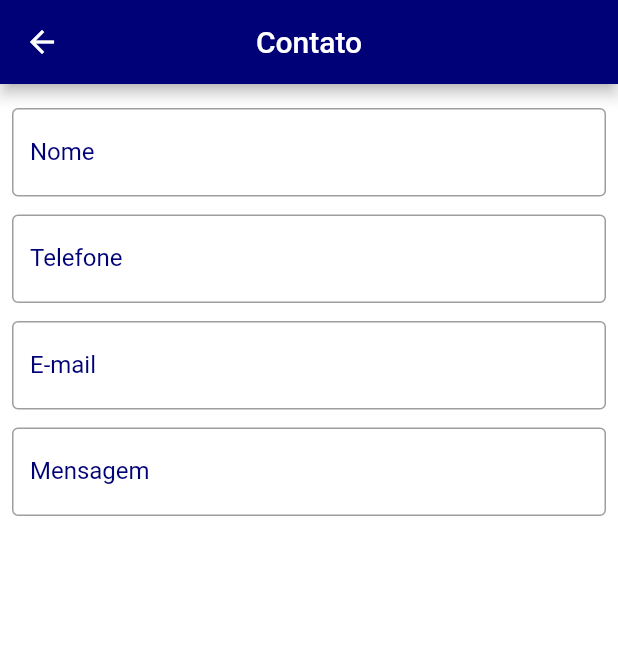
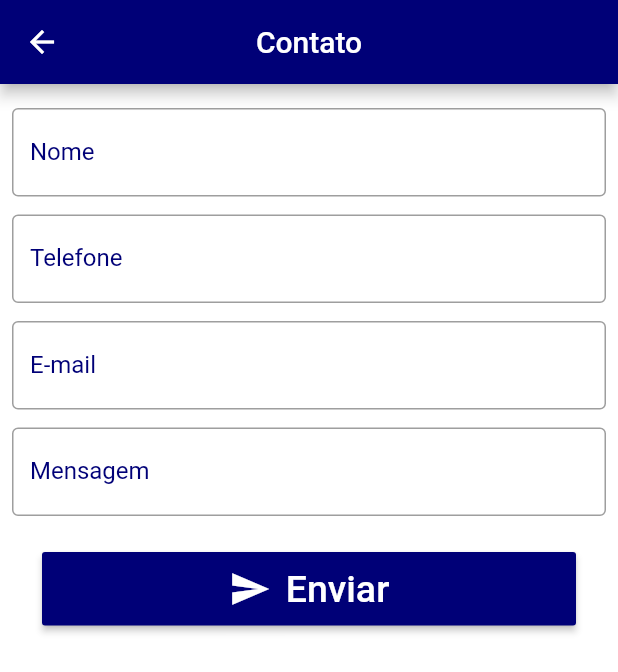
Before and after one commit to danilosouza55/flutter-pos-alfa, a Flutter app: the ContatoPage screen opened directly, on a phone screen of 412 x 824 dp. Shown: the top 672 px of the screen. Run offline on Flutter 3.47's test engine with Material 2 defaults, Android fonts, the phone set to English and light mode, and no system bars; our stand-ins replace share; missing offline and left inert: mailer.

Commit message:
Adiconado Campos em Contato Page

```diff
--- a/lib/ui/contato_page.dart
+++ b/lib/ui/contato_page.dart
@@ -1,5 +1,7 @@
 import 'package:flutter/cupertino.dart';
 import 'package:flutter/material.dart';
+import 'package:mailer/mailer.dart';
+import 'package:mailer/smtp_server/gmail.dart';
 
 class ContatoPage extends StatefulWidget {
   @override
@@ -23,6 +25,7 @@ class _ContatoPageState extends State<ContatoPage> {
       ),
       body: Container(
           margin: EdgeInsets.fromLTRB(8, 16, 8, 16),
+          child: SingleChildScrollView(
               child: Column(
                 children: <Widget>[
                   criarCampoTexto("Nome", nomeController, TextInputType.text),
@@ -30,9 +33,39 @@ class _ContatoPageState extends State<ContatoPage> {
                       "Telefone", telefoneController, TextInputType.phone),
                   criarCampoTexto(
                       "E-mail", emailController, TextInputType.emailAddress),
-            criarCampoTexto("Mensagem", mensagemController, TextInputType.text),
+                  criarCampoTexto(
+                      "Mensagem", mensagemController, TextInputType.text),
+                  Padding(
+                    padding: EdgeInsets.fromLTRB(20, 12, 20, 12),
+                    child: RaisedButton(
+                      padding: EdgeInsets.only(top: 10, bottom: 10),
+                      color: Color(0xff000077),
+                      child: Row(
+                        mainAxisAlignment: MainAxisAlignment.center,
+                        children: <Widget>[
+                          Icon(
+                            Icons.send,
+                            size: 28,
+                            color: Colors.white,
+                          ),
+                          Padding(
+                            padding: EdgeInsets.only(left: 10),
+                          ),
+                          Text(
+                            "Enviar",
+                            style: TextStyle(
+                              color: Colors.white,
+                              fontSize: 25,
+                            ),
+                          ),
                         ],
                       ),
+                      onPressed: enviarEmail,
+                    ),
+                  ),
+                ],
+              ),
+          )
       ),
     );
   }
@@ -52,4 +85,38 @@ class _ContatoPageState extends State<ContatoPage> {
       ),
     );
   }
+
+  Future<void> enviarEmail() async {
+    String username = 'danilo.asouza1@gmail.com';
+    String password = 'password';
+
+    final smtpServer = gmail(username, password);
+
+    final message = Message()
+      ..from = Address(username, 'Danilo Souza')
+      ..recipients.add('destination@example.com')
+      ..ccRecipients.addAll(['destCc1@example.com', 'destCc2@example.com'])
+      ..bccRecipients.add(Address('bccAddress@example.com'))
+      ..subject = 'Etanol x Gasolina :: ${DateTime.now()}'
+      ..text = 'Nome ${nomeController.text}, telefone ${telefoneController
+          .text},'
+          ' email ${emailController.text}, mensagem ${mensagemController.text}';
+
+    try {
+      final sendReport = await send(message, smtpServer);
+      print('Message sent: ' + sendReport.toString());
+
+      setState(() {
+        nomeController.text = '';
+        telefoneController.text = '';
+        emailController.text = '';
+        mensagemController.text = '';
+      });
+    } on MailerException catch (e) {
+      print('Message not sent.');
+      for (var p in e.problems) {
+        print('Problem: ${p.code}: ${p.msg}');
       }
+    }
+  }
+}
--- a/pubspec.yaml
+++ b/pubspec.yaml
@@ -24,6 +24,7 @@ dependencies:
   # Use with the CupertinoIcons class for iOS style icons.
   cupertino_icons: ^0.1.2
   share: ^0.6.3+6
+  mailer: ^3.0.4
 
 dev_dependencies:
   flutter_test:
```
Also changed, not shown: pubspec.lock. Lines whose indentation alone changed are shown as unchanged.
